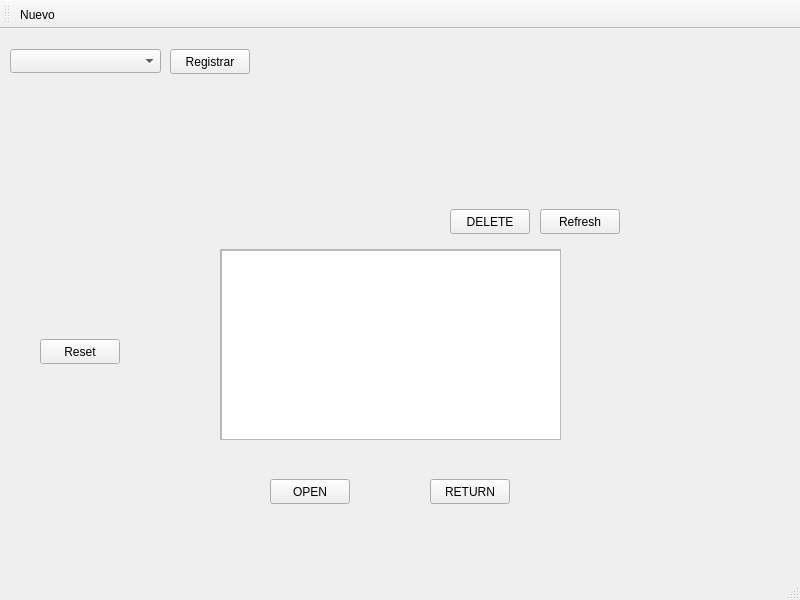
This is Streaming GUI/StreamingGUI/mainwindow.ui in GuillermoTafoya/Mini-Netflix as Qt 5 draws it before an edit. The edited form follows.
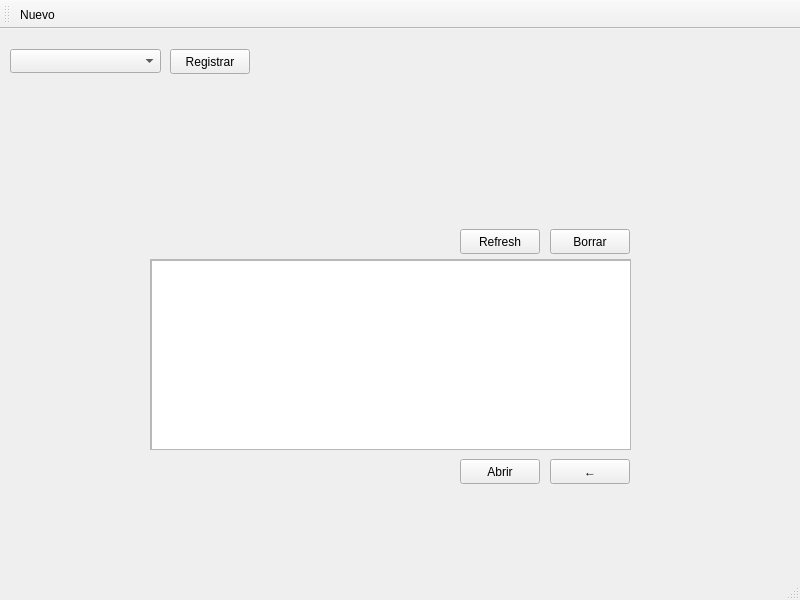
This is the edited form. Icons and pictures are not drawn.

The edit to the form file:
```diff
--- a/Streaming GUI/StreamingGUI/mainwindow.ui
+++ b/Streaming GUI/StreamingGUI/mainwindow.ui
@@ -18,7 +18,7 @@
     <property name="geometry">
      <rect>
       <x>251</x>
-      <y>50</y>
+      <y>60</y>
       <width>280</width>
       <height>110</height>
      </rect>
@@ -30,22 +30,22 @@
    <widget class="QPushButton" name="OPEN">
     <property name="geometry">
      <rect>
-      <x>270</x>
-      <y>450</y>
+      <x>460</x>
+      <y>430</y>
       <width>80</width>
       <height>25</height>
      </rect>
     </property>
     <property name="text">
-     <string>OPEN</string>
+     <string>Abrir</string>
     </property>
    </widget>
    <widget class="QScrollArea" name="scrollArea">
     <property name="geometry">
      <rect>
-      <x>220</x>
-      <y>220</y>
-      <width>341</width>
+      <x>150</x>
+      <y>230</y>
+      <width>481</width>
       <height>191</height>
      </rect>
     </property>
@@ -57,7 +57,7 @@
       <rect>
        <x>0</x>
        <y>0</y>
-       <width>339</width>
+       <width>479</width>
        <height>189</height>
       </rect>
      </property>
@@ -66,7 +66,7 @@
        <rect>
         <x>0</x>
         <y>0</y>
-        <width>341</width>
+        <width>481</width>
         <height>191</height>
        </rect>
       </property>
@@ -76,27 +76,27 @@
    <widget class="QPushButton" name="RETURN">
     <property name="geometry">
      <rect>
-      <x>430</x>
-      <y>450</y>
+      <x>550</x>
+      <y>430</y>
       <width>80</width>
       <height>25</height>
      </rect>
     </property>
     <property name="text">
-     <string>RETURN</string>
+     <string>←</string>
     </property>
    </widget>
    <widget class="QPushButton" name="DELETE">
     <property name="geometry">
      <rect>
-      <x>450</x>
-      <y>180</y>
+      <x>550</x>
+      <y>200</y>
       <width>80</width>
       <height>25</height>
      </rect>
     </property>
     <property name="text">
-     <string>DELETE</string>
+     <string>Borrar</string>
     </property>
    </widget>
    <widget class="QComboBox" name="comboBox">
@@ -112,8 +112,8 @@
    <widget class="QPushButton" name="Refresh">
     <property name="geometry">
      <rect>
-      <x>540</x>
-      <y>180</y>
+      <x>460</x>
+      <y>200</y>
       <width>80</width>
       <height>25</height>
      </rect>
@@ -135,19 +135,6 @@
      <string>Registrar</string>
     </property>
    </widget>
-   <widget class="QPushButton" name="pushButton">
-    <property name="geometry">
-     <rect>
-      <x>40</x>
-      <y>310</y>
-      <width>80</width>
-      <height>25</height>
-     </rect>
-    </property>
-    <property name="text">
-     <string>Reset</string>
-    </property>
-   </widget>
   </widget>
   <widget class="QStatusBar" name="statusbar"/>
   <widget class="QToolBar" name="toolBar">
```
